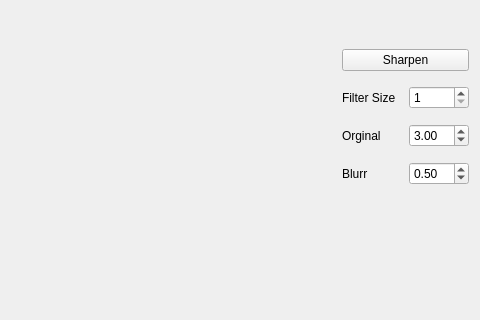
Qt form src/ui/widget.ui (BasilFinn/planetStacker) before a commit; both pictures show x 398 to 878 and y 0 to 320 of the 878 by 572 pixel window.
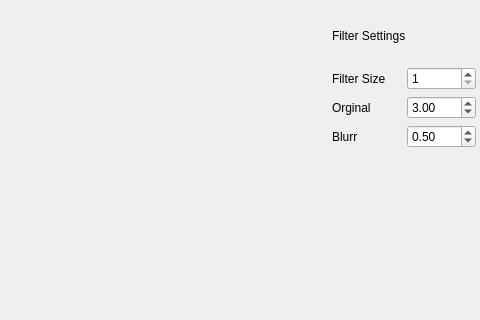
The same form after that commit.

Diff of the .ui file:
```diff
--- a/src/ui/widget.ui
+++ b/src/ui/widget.ui
@@ -61,23 +61,28 @@
   <widget class="QWidget" name="">
    <property name="geometry">
     <rect>
-     <x>740</x>
-     <y>40</y>
-     <width>127</width>
-     <height>156</height>
+     <x>730</x>
+     <y>10</y>
+     <width>144</width>
+     <height>138</height>
     </rect>
    </property>
-   <layout class="QVBoxLayout" name="verticalLayout">
+   <layout class="QVBoxLayout" name="verticalLayout_3">
     <item>
-     <widget class="QPushButton" name="pushButton_sharpen">
+     <widget class="QLabel" name="label_filterSettings">
+      <property name="lineWidth">
+       <number>1</number>
+      </property>
       <property name="text">
-       <string>Sharpen</string>
+       <string>Filter Settings</string>
       </property>
      </widget>
     </item>
     <item>
      <layout class="QHBoxLayout" name="horizontalLayout_2">
       <item>
+       <layout class="QVBoxLayout" name="verticalLayout_2">
+        <item>
        <widget class="QLabel" name="label">
         <property name="text">
          <string>Filter Size</string>
@@ -85,17 +90,6 @@
        </widget>
       </item>
       <item>
-       <widget class="QSpinBox" name="spinBox_gauss">
-        <property name="minimum">
-         <number>1</number>
-        </property>
-       </widget>
-      </item>
-     </layout>
-    </item>
-    <item>
-     <layout class="QHBoxLayout" name="horizontalLayout_3">
-      <item>
        <widget class="QLabel" name="label_2">
         <property name="text">
          <string>Orginal</string>
@@ -103,6 +97,24 @@
        </widget>
       </item>
       <item>
+         <widget class="QLabel" name="label_3">
+          <property name="text">
+           <string>Blurr</string>
+          </property>
+         </widget>
+        </item>
+       </layout>
+      </item>
+      <item>
+       <layout class="QVBoxLayout" name="verticalLayout">
+        <item>
+         <widget class="QSpinBox" name="spinBox_gauss">
+          <property name="minimum">
+           <number>1</number>
+          </property>
+         </widget>
+        </item>
+        <item>
        <widget class="QDoubleSpinBox" name="doubleSpinBox_weightOrg">
         <property name="prefix">
          <string/>
@@ -115,23 +127,14 @@
         </property>
        </widget>
       </item>
-     </layout>
-    </item>
-    <item>
-     <layout class="QHBoxLayout" name="horizontalLayout_4">
-      <item>
-       <widget class="QLabel" name="label_3">
-        <property name="text">
-         <string>Blurr</string>
-        </property>
-       </widget>
-      </item>
       <item>
        <widget class="QDoubleSpinBox" name="doubleSpinBox_weightBlurr">
         <property name="value">
          <double>0.500000000000000</double>
         </property>
        </widget>
+        </item>
+       </layout>
       </item>
      </layout>
     </item>
```
Left out of the diff: 6 changed lines with no effect on the pictures. Lines whose indentation alone changed are shown as unchanged.
